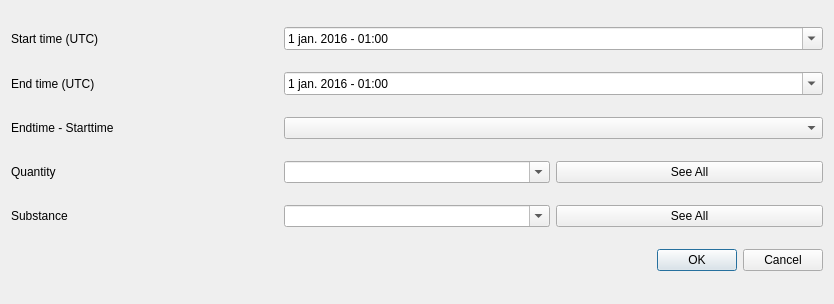
The window that ui/jrodos_measurements_dialog_base.ui (rduivenvoorde/jrodos) describes before a commit, drawn with Qt 5.
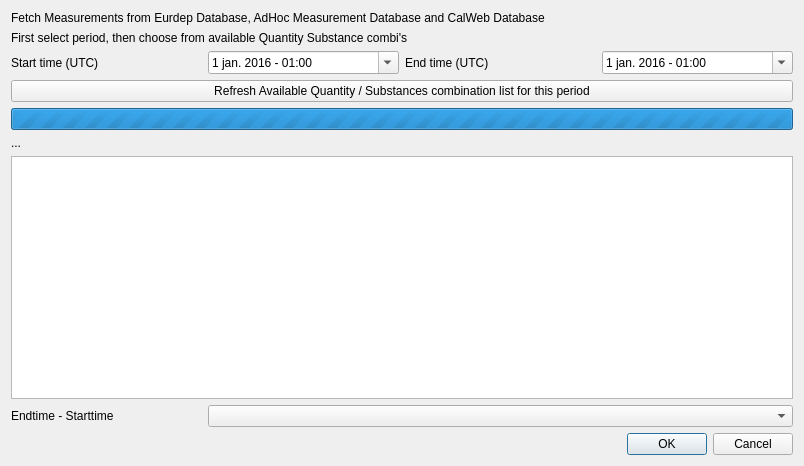
The same window after the commit.

Commit message: New dialog and use of combi's

```diff
--- a/ui/jrodos_measurements_dialog_base.ui
+++ b/ui/jrodos_measurements_dialog_base.ui
@@ -6,64 +6,62 @@
    <rect>
     <x>0</x>
     <y>0</y>
-    <width>834</width>
-    <height>304</height>
+    <width>804</width>
+    <height>466</height>
    </rect>
   </property>
   <property name="windowTitle">
    <string>Eurdep Measurements Dialog</string>
   </property>
   <layout class="QGridLayout" name="gridLayout">
-   <item row="0" column="0">
+   <item row="2" column="0">
     <widget class="QLabel" name="lbl_start_time">
      <property name="text">
       <string>Start time (UTC)</string>
      </property>
     </widget>
    </item>
-   <item row="1" column="0">
+   <item row="2" column="2">
     <widget class="QLabel" name="lbl_end_time">
      <property name="text">
       <string>End time (UTC)</string>
      </property>
     </widget>
    </item>
-   <item row="2" column="0">
-    <widget class="QLabel" name="lbl_endminusstart">
+   <item row="0" column="0" colspan="4">
+    <widget class="QLabel" name="lbl_title">
      <property name="text">
-      <string>Endtime - Starttime</string>
+      <string>Fetch Measurements from Eurdep Database, AdHoc Measurement Database and CalWeb Database</string>
      </property>
     </widget>
    </item>
-   <item row="3" column="0">
-    <widget class="QLabel" name="lbl_quantity">
-     <property name="text">
-      <string>Quantity</string>
-     </property>
-    </widget>
+   <item row="7" column="0" colspan="4">
+    <widget class="QTableView" name="tbl_combis"/>
    </item>
-   <item row="3" column="1">
-    <widget class="QComboBox" name="combo_quantity">
-     <property name="editable">
-      <bool>true</bool>
+   <item row="2" column="3">
+    <widget class="QDateTimeEdit" name="dateTime_end">
+     <property name="locale">
+      <locale language="Dutch" country="Netherlands"/>
      </property>
-    </widget>
-   </item>
-   <item row="4" column="0">
-    <widget class="QLabel" name="lbl_substance">
-     <property name="text">
-      <string>Substance</string>
+     <property name="dateTime">
+      <datetime>
+       <hour>1</hour>
+       <minute>0</minute>
+       <second>0</second>
+       <year>2016</year>
+       <month>1</month>
+       <day>1</day>
+      </datetime>
      </property>
-    </widget>
-   </item>
-   <item row="4" column="1">
-    <widget class="QComboBox" name="combo_substance">
-     <property name="editable">
+     <property name="displayFormat">
+      <string>d MMM yyyy - HH:mm</string>
+     </property>
+     <property name="calendarPopup">
       <bool>true</bool>
      </property>
     </widget>
    </item>
-   <item row="5" column="0" colspan="3">
+   <item row="11" column="0" colspan="4">
     <widget class="QDialogButtonBox" name="buttonBox">
      <property name="orientation">
       <enum>Qt::Horizontal</enum>
@@ -73,70 +71,71 @@
      </property>
     </widget>
    </item>
-   <item row="0" column="1" colspan="2">
-    <widget class="QDateTimeEdit" name="dateTime_start">
-     <property name="locale">
-      <locale language="Dutch" country="Netherlands"/>
+   <item row="4" column="0" colspan="4">
+    <widget class="QProgressBar" name="combis_progressbar">
+     <property name="maximum">
+      <number>0</number>
      </property>
-     <property name="dateTime">
-      <datetime>
-       <hour>1</hour>
-       <minute>0</minute>
-       <second>0</second>
-       <year>2016</year>
-       <month>1</month>
-       <day>1</day>
-      </datetime>
+     <property name="value">
+      <number>-2</number>
      </property>
-     <property name="displayFormat">
-      <string>d MMM yyyy - HH:mm</string>
-     </property>
-     <property name="calendarPopup">
-      <bool>true</bool>
-     </property>
     </widget>
    </item>
-   <item row="1" column="1" colspan="2">
-    <widget class="QDateTimeEdit" name="dateTime_end">
-     <property name="locale">
-      <locale language="Dutch" country="Netherlands"/>
-     </property>
-     <property name="dateTime">
-      <datetime>
-       <hour>1</hour>
-       <minute>0</minute>
-       <second>0</second>
-       <year>2016</year>
-       <month>1</month>
-       <day>1</day>
-      </datetime>
-     </property>
-     <property name="displayFormat">
-      <string>d MMM yyyy - HH:mm</string>
-     </property>
-     <property name="calendarPopup">
-      <bool>true</bool>
-     </property>
-    </widget>
-   </item>
-   <item row="2" column="1" colspan="2">
+   <item row="10" column="1" colspan="3">
     <widget class="QComboBox" name="combo_endminusstart">
      <property name="editable">
       <bool>false</bool>
      </property>
     </widget>
    </item>
-   <item row="4" column="2">
-    <widget class="QPushButton" name="btn_substance_filter">
+   <item row="10" column="0">
+    <widget class="QLabel" name="lbl_endminusstart">
      <property name="text">
-      <string>See All</string>
+      <string>Endtime - Starttime</string>
      </property>
     </widget>
    </item>
-   <item row="3" column="2">
-    <widget class="QPushButton" name="btn_quantity_filter">
+   <item row="5" column="0">
+    <widget class="QLabel" name="lbl_retrieving_combis">
      <property name="text">
-      <string>See All</string>
+      <string>...</string>
+     </property>
+    </widget>
+   </item>
+   <item row="3" column="0" colspan="4">
+    <widget class="QPushButton" name="btn_get_combis">
+     <property name="text">
+      <string>Refresh Available Quantity / Substances combination list for this period</string>
+     </property>
+    </widget>
+   </item>
+   <item row="2" column="1">
+    <widget class="QDateTimeEdit" name="dateTime_start">
+     <property name="locale">
+      <locale language="Dutch" country="Netherlands"/>
+     </property>
+     <property name="dateTime">
+      <datetime>
+       <hour>1</hour>
+       <minute>0</minute>
+       <second>0</second>
+       <year>2016</year>
+       <month>1</month>
+       <day>1</day>
+      </datetime>
+     </property>
+     <property name="displayFormat">
+      <string>d MMM yyyy - HH:mm</string>
+     </property>
+     <property name="calendarPopup">
+      <bool>true</bool>
+     </property>
+    </widget>
+   </item>
+   <item row="1" column="0" colspan="4">
+    <widget class="QLabel" name="lbl_title2">
+     <property name="text">
+      <string>First select period, then choose from available Quantity Substance combi's</string>
      </property>
     </widget>
    </item>
```
The commit also changes 6 other files.
